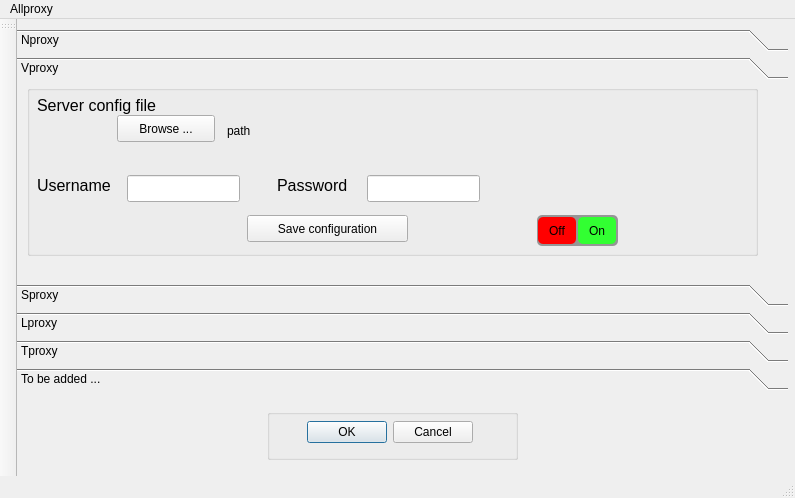
First picture: the form in allproxy.ui, repository suhailsherif/IITG-Transparent-Proxy, before the edit.
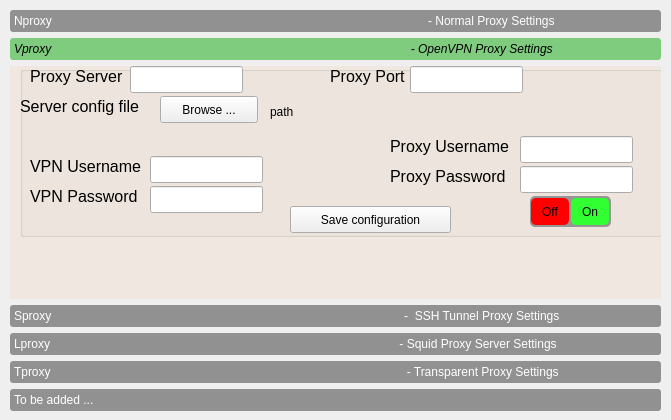
Second picture: the form after the edit. The open tabs and pages were chosen to show the change.

```diff
--- a/allproxy.ui
+++ b/allproxy.ui
@@ -9,47 +9,31 @@
    <rect>
     <x>0</x>
     <y>0</y>
-    <width>795</width>
-    <height>498</height>
+    <width>671</width>
+    <height>420</height>
    </rect>
   </property>
   <property name="windowTitle">
    <string>AllProxy</string>
   </property>
-  <widget class="QWidget" name="centralWidget">
-   <widget class="QGroupBox" name="group_submit">
-    <property name="geometry">
-     <rect>
-      <x>250</x>
-      <y>390</y>
-      <width>251</width>
-      <height>51</height>
-     </rect>
-    </property>
-    <property name="title">
-     <string/>
-    </property>
-    <widget class="QDialogButtonBox" name="buttonBox">
-     <property name="geometry">
-      <rect>
-       <x>30</x>
-       <y>10</y>
-       <width>176</width>
-       <height>27</height>
-      </rect>
-     </property>
-     <property name="standardButtons">
-      <set>QDialogButtonBox::Cancel|QDialogButtonBox::Ok</set>
-     </property>
-    </widget>
-   </widget>
+  <property name="styleSheet">
+   <string notr="true">QMainWindow#Allproxy{
+     background-color: rgba(50, 255, 50, 20);
+ }</string>
+  </property>
+  <widget class="QWidget" name="widget_main">
+   <property name="styleSheet">
+    <string notr="true">QWidget#widget_main{
+	rgb(170, 170, 255);
+}</string>
+   </property>
    <widget class="QToolBox" name="toolbox_main">
     <property name="geometry">
      <rect>
-      <x>0</x>
+      <x>10</x>
       <y>10</y>
-      <width>771</width>
-      <height>361</height>
+      <width>651</width>
+      <height>401</height>
      </rect>
     </property>
     <property name="font">
@@ -58,6 +42,26 @@
       <bold>false</bold>
      </font>
     </property>
+    <property name="styleSheet">
+     <string notr="true">QToolBox::tab {
+background-color: rgba(80, 80, 80, 150);
+border-radius: 3px;
+color: white;
+}
+
+QToolBox::tab:selected { 
+background-color: rgba(50, 180, 50, 150);
+font: italic;
+color: black;
+}
+</string>
+    </property>
+    <property name="frameShape">
+     <enum>QFrame::NoFrame</enum>
+    </property>
+    <property name="frameShadow">
+     <enum>QFrame::Sunken</enum>
+    </property>
     <property name="currentIndex">
      <number>4</number>
     </property>
@@ -71,7 +75,7 @@
       </rect>
      </property>
      <attribute name="label">
-      <string>Nproxy</string>
+      <string>Nproxy                                                                                                                 - Normal Proxy Settings</string>
      </attribute>
      <widget class="QGroupBox" name="group_proxy">
       <property name="geometry">
@@ -269,12 +273,17 @@
       <rect>
        <x>0</x>
        <y>0</y>
-       <width>771</width>
-       <height>175</height>
+       <width>651</width>
+       <height>215</height>
       </rect>
      </property>
+     <property name="styleSheet">
+      <string notr="true"> QWidget#page_vproxy {
+     background-color: rgba(250, 155, 50, 20);
+ }</string>
+     </property>
      <attribute name="label">
-      <string>Vproxy</string>
+      <string>Vproxy                                                                                                            - OpenVPN Proxy Settings</string>
      </attribute>
      <widget class="QGroupBox" name="group_vpn">
       <property name="geometry">
@@ -291,8 +300,8 @@
       <widget class="QPushButton" name="in_button_save_vproxy">
        <property name="geometry">
         <rect>
-         <x>220</x>
-         <y>130</y>
+         <x>270</x>
+         <y>140</y>
          <width>161</width>
          <height>27</height>
         </rect>
@@ -304,8 +313,8 @@
       <widget class="QLineEdit" name="in_text_vproxy_password">
        <property name="geometry">
         <rect>
-         <x>340</x>
-         <y>90</y>
+         <x>130</x>
+         <y>120</y>
          <width>113</width>
          <height>27</height>
         </rect>
@@ -317,9 +326,9 @@
       <widget class="QLabel" name="label_7">
        <property name="geometry">
         <rect>
-         <x>250</x>
-         <y>90</y>
-         <width>81</width>
+         <x>10</x>
+         <y>120</y>
+         <width>111</width>
          <height>20</height>
         </rect>
        </property>
@@ -329,13 +338,13 @@
         </font>
        </property>
        <property name="text">
-        <string>Password</string>
+        <string>VPN Password</string>
        </property>
       </widget>
       <widget class="QLabel" name="in_text_vproxy_path">
        <property name="geometry">
         <rect>
-         <x>200</x>
+         <x>250</x>
          <y>30</y>
          <width>481</width>
          <height>31</height>
@@ -348,7 +357,7 @@
       <widget class="QLineEdit" name="in_text_vproxy_username">
        <property name="geometry">
         <rect>
-         <x>100</x>
+         <x>130</x>
          <y>90</y>
          <width>113</width>
          <height>27</height>
@@ -360,7 +369,7 @@
         <rect>
          <x>10</x>
          <y>90</y>
-         <width>81</width>
+         <width>111</width>
          <height>20</height>
         </rect>
        </property>
@@ -370,13 +379,13 @@
         </font>
        </property>
        <property name="text">
-        <string>Username</string>
+        <string>VPN Username</string>
        </property>
       </widget>
       <widget class="QPushButton" name="in_button_browse">
        <property name="geometry">
         <rect>
-         <x>90</x>
+         <x>140</x>
          <y>30</y>
          <width>98</width>
          <height>27</height>
@@ -389,8 +398,8 @@
       <widget class="QLabel" name="label_5">
        <property name="geometry">
         <rect>
-         <x>10</x>
-         <y>10</y>
+         <x>0</x>
+         <y>30</y>
          <width>131</width>
          <height>20</height>
         </rect>
@@ -1300,11 +1309,126 @@
         </property>
        </widget>
       </widget>
+      <widget class="QLineEdit" name="in_text_vproxy_port">
+       <property name="geometry">
+        <rect>
+         <x>390</x>
+         <y>0</y>
+         <width>113</width>
+         <height>27</height>
+        </rect>
+       </property>
+      </widget>
+      <widget class="QLineEdit" name="in_text_vproxy_server">
+       <property name="geometry">
+        <rect>
+         <x>110</x>
+         <y>0</y>
+         <width>113</width>
+         <height>27</height>
+        </rect>
+       </property>
+      </widget>
+      <widget class="QLabel" name="label_22">
+       <property name="geometry">
+        <rect>
+         <x>310</x>
+         <y>0</y>
+         <width>81</width>
+         <height>20</height>
+        </rect>
+       </property>
+       <property name="font">
+        <font>
+         <pointsize>12</pointsize>
+        </font>
+       </property>
+       <property name="text">
+        <string>Proxy Port</string>
+       </property>
+      </widget>
+      <widget class="QLabel" name="label_23">
+       <property name="geometry">
+        <rect>
+         <x>10</x>
+         <y>0</y>
+         <width>101</width>
+         <height>20</height>
+        </rect>
+       </property>
+       <property name="font">
+        <font>
+         <pointsize>12</pointsize>
+        </font>
+       </property>
+       <property name="text">
+        <string>Proxy Server</string>
+       </property>
+      </widget>
+      <widget class="QLabel" name="label_24">
+       <property name="geometry">
+        <rect>
+         <x>370</x>
+         <y>70</y>
+         <width>121</width>
+         <height>20</height>
+        </rect>
+       </property>
+       <property name="font">
+        <font>
+         <pointsize>12</pointsize>
+        </font>
+       </property>
+       <property name="text">
+        <string>Proxy Username</string>
+       </property>
+      </widget>
+      <widget class="QLabel" name="label_25">
+       <property name="geometry">
+        <rect>
+         <x>370</x>
+         <y>100</y>
+         <width>121</width>
+         <height>20</height>
+        </rect>
+       </property>
+       <property name="font">
+        <font>
+         <pointsize>12</pointsize>
+        </font>
+       </property>
+       <property name="text">
+        <string>Proxy Password</string>
+       </property>
+      </widget>
+      <widget class="QLineEdit" name="in_text_vproxy_proxy_username">
+       <property name="geometry">
+        <rect>
+         <x>500</x>
+         <y>70</y>
+         <width>113</width>
+         <height>27</height>
+        </rect>
+       </property>
+      </widget>
+      <widget class="QLineEdit" name="in_text_vproxy_proxy_password">
+       <property name="geometry">
+        <rect>
+         <x>500</x>
+         <y>100</y>
+         <width>113</width>
+         <height>27</height>
+        </rect>
+       </property>
+       <property name="echoMode">
+        <enum>QLineEdit::Password</enum>
+       </property>
+      </widget>
      </widget>
     </widget>
     <widget class="QWidget" name="page_sproxy">
      <attribute name="label">
-      <string>Sproxy</string>
+      <string>Sproxy                                                                                                          -  SSH Tunnel Proxy Settings</string>
      </attribute>
      <widget class="QLineEdit" name="in_text_sproxy_local_port">
       <property name="geometry">
@@ -2333,7 +2457,7 @@
     </widget>
     <widget class="QWidget" name="page_lproxy">
      <attribute name="label">
-      <string>Lproxy</string>
+      <string>Lproxy                                                                                                         - Squid Proxy Server Settings </string>
      </attribute>
      <widget class="QLabel" name="label_14">
       <property name="geometry">
@@ -3324,7 +3448,7 @@
       </rect>
      </property>
      <attribute name="label">
-      <string>Tproxy</string>
+      <string>Tproxy                                                                                                           - Transparent Proxy Settings</string>
      </attribute>
      <widget class="QGroupBox" name="group_tproxy_switch">
       <property name="geometry">
@@ -4377,31 +4501,6 @@
     </widget>
    </widget>
   </widget>
-  <widget class="QMenuBar" name="menuBar">
-   <property name="geometry">
-    <rect>
-     <x>0</x>
-     <y>0</y>
-     <width>795</width>
-     <height>25</height>
-    </rect>
-   </property>
-   <widget class="QMenu" name="menuAllproxy">
-    <property name="title">
-     <string>Allproxy</string>
-    </property>
-   </widget>
-   <addaction name="menuAllproxy"/>
-  </widget>
-  <widget class="QToolBar" name="mainToolBar">
-   <attribute name="toolBarArea">
-    <enum>LeftToolBarArea</enum>
-   </attribute>
-   <attribute name="toolBarBreak">
-    <bool>false</bool>
-   </attribute>
-  </widget>
-  <widget class="QStatusBar" name="statusBar"/>
  </widget>
  <layoutdefault spacing="6" margin="11"/>
  <resources/>
```
Left out of the diff: 153 changed lines with no effect on the pictures.
